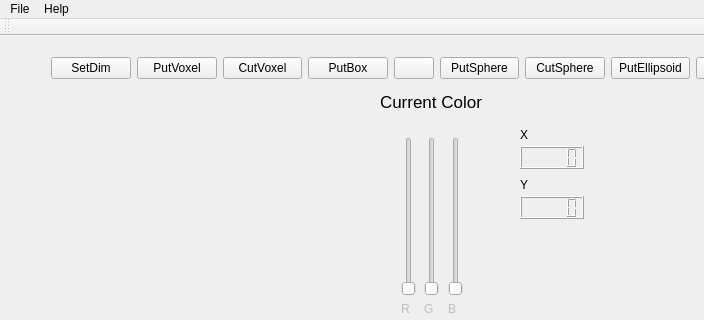
davisouzaf/projetoProgramacao, file projeto/mainwindow.ui: the form before one commit; both pictures show x 0 to 704 and y 0 to 320 of the 704 by 562 pixel window.
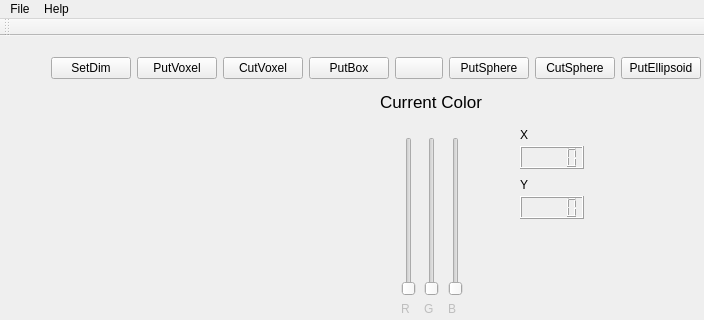
The form after the commit. Icons and pictures are not drawn. Custom widgets are drawn as their Qt base class.

Commit message: comeco da criacao do putvoxel na interface

Diff of the .ui file:
```diff
--- a/projeto/mainwindow.ui
+++ b/projeto/mainwindow.ui
@@ -67,7 +67,7 @@
      <rect>
       <x>40</x>
       <y>0</y>
-      <width>747</width>
+      <width>758</width>
       <height>64</height>
      </rect>
     </property>
```
Left out of the diff: 6 changed lines with no effect on the pictures. The commit also changes 1 other file.
